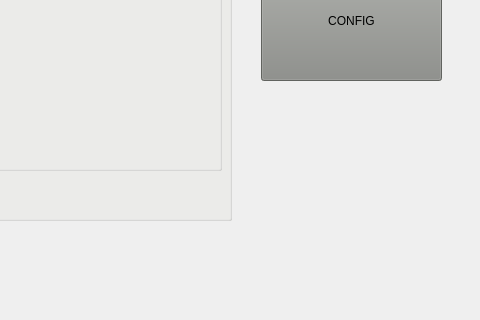
Before: the Qt Designer form opengarden/mainwindow.ui in williamtoll/open-garden-py, drawn with Qt 5; both pictures show x 719 to 1199 and y 310 to 630 of the 1199 by 778 pixel window.
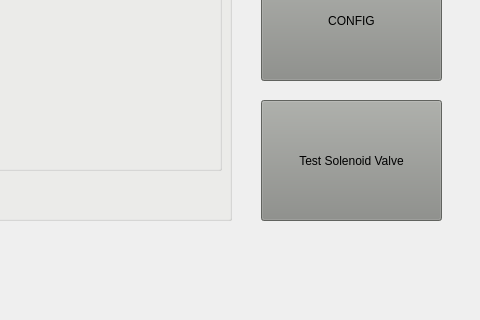
After: the same form once the commit is applied. Icons and pictures are not drawn.

Commit message: Control the solenoid valve

Patch:
```diff
--- a/opengarden/mainwindow.ui
+++ b/opengarden/mainwindow.ui
@@ -517,6 +517,22 @@
      <string/>
     </property>
    </widget>
+   <widget class="QPushButton" name="btnTestSolenoidValve">
+    <property name="geometry">
+     <rect>
+      <x>980</x>
+      <y>410</y>
+      <width>181</width>
+      <height>121</height>
+     </rect>
+    </property>
+    <property name="styleSheet">
+     <string notr="true">background-color: rgb(136, 138, 133);</string>
+    </property>
+    <property name="text">
+     <string>Test Solenoid Valve</string>
+    </property>
+   </widget>
   </widget>
   <widget class="QMenuBar" name="menubar">
    <property name="geometry">
```
Left out of the diff: 2 changed lines with no effect on the pictures. The commit also changes 3 other files.
